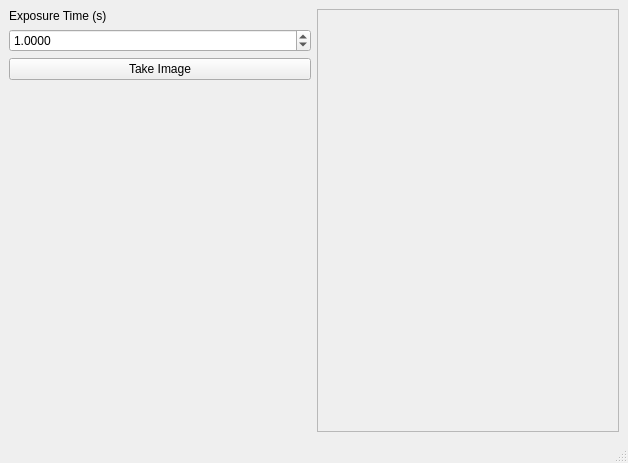
Qt form viewer.ui (badders/pyallsky) before a commit.
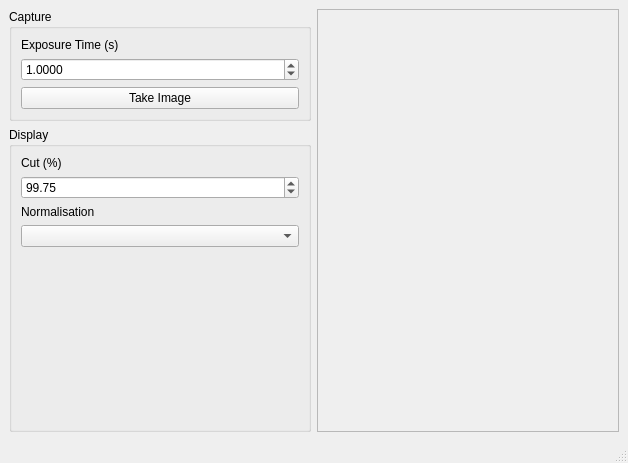
The same form after that commit.

Commit message: Added cut and scale controls to gui Change to PyQt4 not pyside to work for people who havent manually configured their matplotlib to use PySide instead.

```diff
--- a/viewer.ui
+++ b/viewer.ui
@@ -23,7 +23,28 @@
       <item>
        <layout class="QVBoxLayout" name="verticalLayout">
         <item>
+         <widget class="QGroupBox" name="groupBox">
+          <property name="sizePolicy">
+           <sizepolicy hsizetype="Preferred" vsizetype="Fixed">
+            <horstretch>0</horstretch>
+            <verstretch>0</verstretch>
+           </sizepolicy>
+          </property>
+          <property name="title">
+           <string>Capture</string>
+          </property>
+          <property name="flat">
+           <bool>true</bool>
+          </property>
+          <layout class="QVBoxLayout" name="verticalLayout_4">
+           <item>
          <widget class="QLabel" name="label">
+             <property name="sizePolicy">
+              <sizepolicy hsizetype="Preferred" vsizetype="Fixed">
+               <horstretch>0</horstretch>
+               <verstretch>0</verstretch>
+              </sizepolicy>
+             </property>
           <property name="text">
            <string>Exposure Time (s)</string>
           </property>
@@ -49,6 +70,58 @@
           </property>
          </widget>
         </item>
+          </layout>
+         </widget>
+        </item>
+        <item>
+         <widget class="QGroupBox" name="groupBox_2">
+          <property name="title">
+           <string>Display</string>
+          </property>
+          <property name="flat">
+           <bool>true</bool>
+          </property>
+          <layout class="QVBoxLayout" name="verticalLayout_3">
+           <item>
+            <widget class="QLabel" name="label_3">
+             <property name="text">
+              <string>Cut (%)</string>
+             </property>
+            </widget>
+           </item>
+           <item>
+            <widget class="QDoubleSpinBox" name="cutValue">
+             <property name="maximum">
+              <double>100.000000000000000</double>
+             </property>
+             <property name="value">
+              <double>99.750000000000000</double>
+             </property>
+            </widget>
+           </item>
+           <item>
+            <widget class="QLabel" name="label_2">
+             <property name="sizePolicy">
+              <sizepolicy hsizetype="Preferred" vsizetype="Fixed">
+               <horstretch>0</horstretch>
+               <verstretch>0</verstretch>
+              </sizepolicy>
+             </property>
+             <property name="text">
+              <string>Normalisation</string>
+             </property>
+            </widget>
+           </item>
+           <item>
+            <widget class="QComboBox" name="normalisation">
+             <property name="editable">
+              <bool>false</bool>
+             </property>
+             <property name="currentIndex">
+              <number>-1</number>
+             </property>
+            </widget>
+           </item>
         <item>
          <spacer name="verticalSpacer">
           <property name="orientation">
@@ -61,6 +134,9 @@
            </size>
           </property>
          </spacer>
+           </item>
+          </layout>
+         </widget>
         </item>
        </layout>
       </item>
```
Lines whose indentation alone changed are shown as unchanged. The commit also changes 1 other file.
